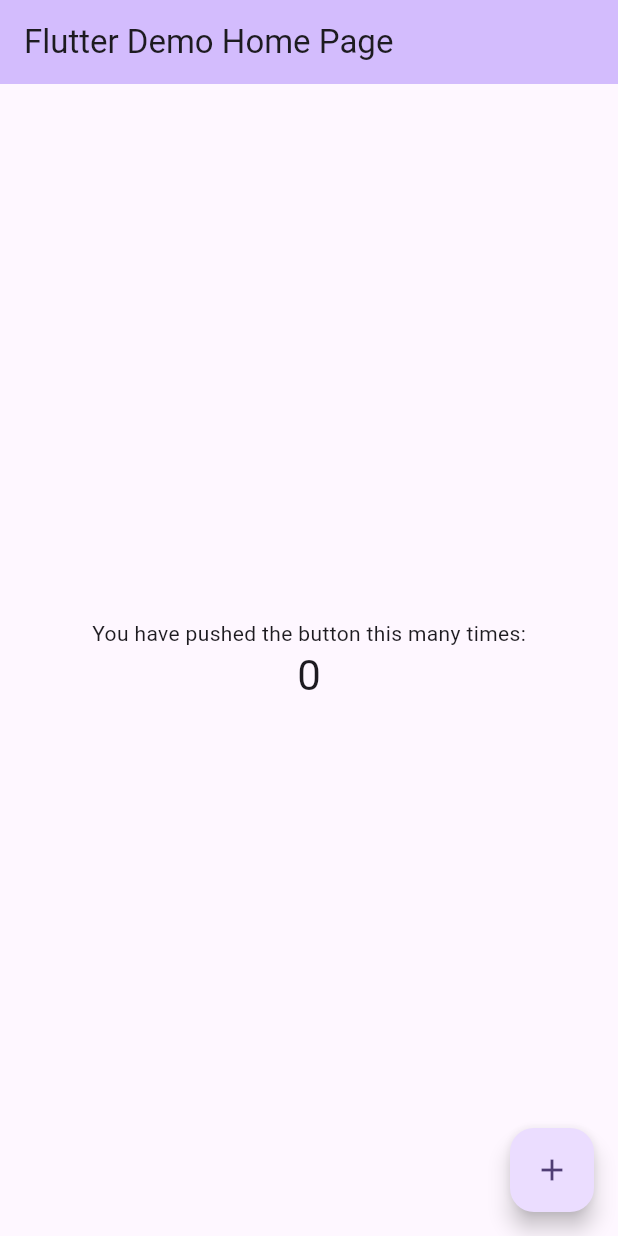
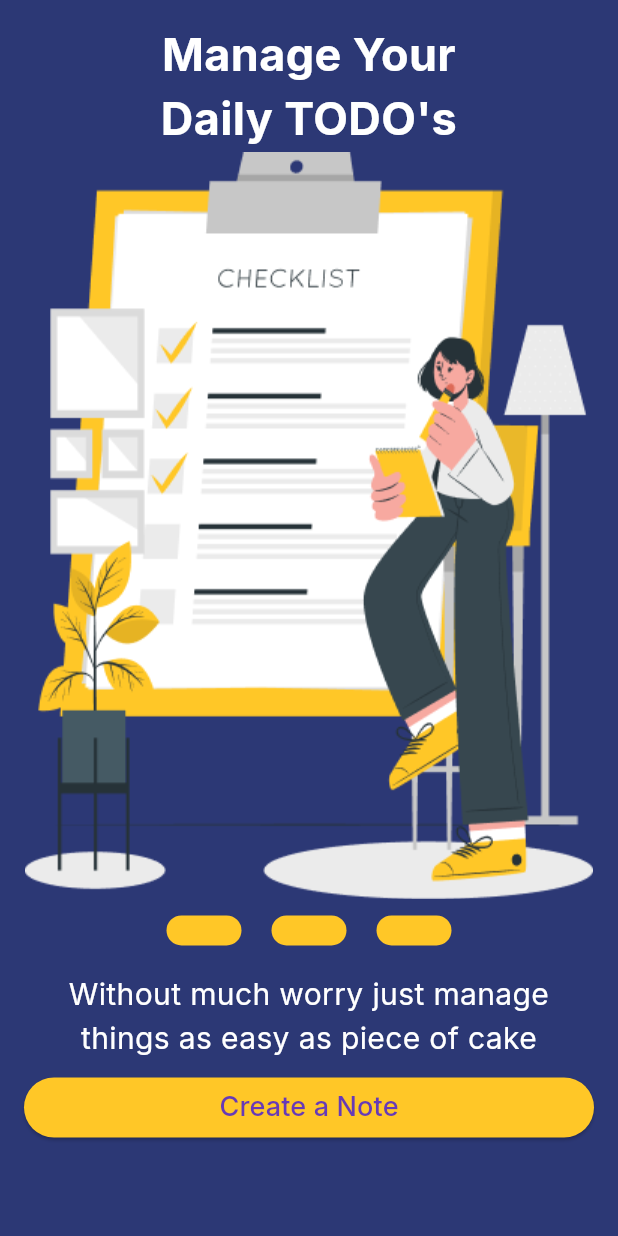
Before and after one commit to AbdulMoiz-hub/Assignment4-Flutter, a Flutter app: the screen it shows after launch, on a phone screen of 412 x 824 dp. Run offline on Flutter 3.47's test engine with Material 3 defaults, Android fonts, the phone set to English and light mode, and no system bars; our stand-ins replace cached_network_image, google_fonts.

Commit message:
Splash screen created

```diff
--- a/lib/main.dart
+++ b/lib/main.dart
@@ -1,4 +1,6 @@
 import 'package:flutter/material.dart';
+import 'package:flutter_assignment_4/screens/splash_screen.dart';
+import 'package:google_fonts/google_fonts.dart';
 
 void main() {
   runApp(const MyApp());
@@ -10,59 +12,29 @@ class MyApp extends StatelessWidget {
   @override
   Widget build(BuildContext context) {
     return MaterialApp(
-      title: 'Flutter Demo',
-      theme: ThemeData(
-        colorScheme: ColorScheme.fromSeed(seedColor: Colors.deepPurple),
-        useMaterial3: true,
-      ),
-      home: const MyHomePage(title: 'Flutter Demo Home Page'),
+      title: 'Assignment # 4',
+      theme: _buildTheme(Brightness.light),
+      home: const SplashScreen(),
     );
   }
-}
 
-class MyHomePage extends StatefulWidget {
-  const MyHomePage({super.key, required this.title});
+  //for all text color should be white and backgound color to be 0xFF6b79c0
+  ThemeData _buildTheme(brightness) {
+    var baseTheme = ThemeData(
+      colorScheme: ColorScheme.fromSeed(seedColor: Colors.deepPurple).copyWith(
+        primary: Colors.deepPurple,
+        onPrimary: Colors.white,
+        surface: const Color.fromARGB(255, 44, 56, 117),
+      ),
+      brightness: brightness,
+      useMaterial3: true,
+    );
 
-  final String title;
-
-  @override
-  State<MyHomePage> createState() => _MyHomePageState();
-}
-
-class _MyHomePageState extends State<MyHomePage> {
-  int _counter = 0;
-
-  void _incrementCounter() {
-    setState(() {
-      _counter++;
-    });
-  }
-
-  @override
-  Widget build(BuildContext context) {
-    return Scaffold(
-      appBar: AppBar(
-        backgroundColor: Theme.of(context).colorScheme.inversePrimary,
-        title: Text(widget.title),
-      ),
-      body: Center(
-        child: Column(
-          mainAxisAlignment: MainAxisAlignment.center,
-          children: <Widget>[
-            const Text(
-              'You have pushed the button this many times:',
-            ),
-            Text(
-              '$_counter',
-              style: Theme.of(context).textTheme.headlineMedium,
-            ),
-          ],
-        ),
-      ),
-      floatingActionButton: FloatingActionButton(
-        onPressed: _incrementCounter,
-        tooltip: 'Increment',
-        child: const Icon(Icons.add),
+    return baseTheme.copyWith(
+      scaffoldBackgroundColor: baseTheme.colorScheme.surface,
+      textTheme: GoogleFonts.interTextTheme(baseTheme.textTheme).apply(
+        bodyColor: baseTheme.colorScheme.onPrimary,
+        displayColor: baseTheme.colorScheme.onPrimary,
       ),
     );
   }
--- /dev/null
+++ b/lib/screens/splash_screen.dart
@@ -0,0 +1,83 @@
+import 'package:flutter/material.dart';
+import 'package:flutter_assignment_4/screens/home_screen.dart';
+
+class SplashScreen extends StatelessWidget {
+  const SplashScreen({super.key});
+
+  @override
+  Widget build(BuildContext context) {
+    return Scaffold(
+      body: SafeArea(
+        child: Padding(
+          padding: const EdgeInsets.symmetric(horizontal: 16, vertical: 15),
+          child: Column(
+            crossAxisAlignment: CrossAxisAlignment.stretch,
+            children: [
+              const UnconstrainedBox(
+                child: SizedBox(
+                  width: 200,
+                  child: Text(
+                    'Manage Your Daily TODO\'s',
+                    textAlign: TextAlign.center,
+                    softWrap: true,
+                    overflow: TextOverflow.ellipsis,
+                    maxLines: 2,
+                    style: TextStyle(
+                      fontWeight: FontWeight.bold,
+                      fontSize: 30,
+                    ),
+                  ),
+                ),
+              ),
+              Image.asset('assets/images/checklist.png'),
+              Row(
+                mainAxisAlignment: MainAxisAlignment.center,
+                children: List.generate(
+                  3,
+                  (index) {
+                    return Container(
+                      margin: const EdgeInsets.all(10),
+                      width: 50,
+                      height: 20,
+                      decoration: BoxDecoration(
+                        color: const Color(0xFFffc727),
+                        borderRadius: BorderRadius.circular(10),
+                      ),
+                    );
+                  },
+                ),
+              ),
+              const Padding(
+                padding: EdgeInsets.all(8.0),
+                child: Text(
+                  'Without much worry just manage things as easy as piece of cake',
+                  textAlign: TextAlign.center,
+                  style: TextStyle(
+                    fontSize: 20,
+                  ),
+                ),
+              ),
+              ElevatedButton(
+                onPressed: () {
+                  Navigator.pushReplacement(
+                    context,
+                    MaterialPageRoute(
+                      builder: (context) => const HomeScreen(),
+                    ),
+                  );
+                },
+                style: ElevatedButton.styleFrom(
+                  backgroundColor: const Color(0xFFffc727),
+                ),
+                child: const Text(
+                  'Create a Note',
+                  style: TextStyle(fontSize: 18),
+                ),
+              ),
+            ],
+          ),
+        ),
+      ),
+    );
+  }
+}
--- a/pubspec.yaml
+++ b/pubspec.yaml
@@ -35,6 +35,8 @@ dependencies:
   # The following adds the Cupertino Icons font to your application.
   # Use with the CupertinoIcons class for iOS style icons.
   cupertino_icons: ^1.0.6
+  google_fonts: ^6.2.1
+  cached_network_image: ^3.3.1
 
 dev_dependencies:
   flutter_test:
@@ -60,7 +62,7 @@ flutter:
 
   # To add assets to your application, add an assets section, like this:
   assets:
-    - assets/images/*
+    - assets/images/
     # - images/a_dot_burr.jpeg
     # - images/a_dot_ham.jpeg
 
```
Also changed, not shown: lib/screens/home_screen.dart (added, +56 -0 lines), pubspec.lock, 2 other files.
